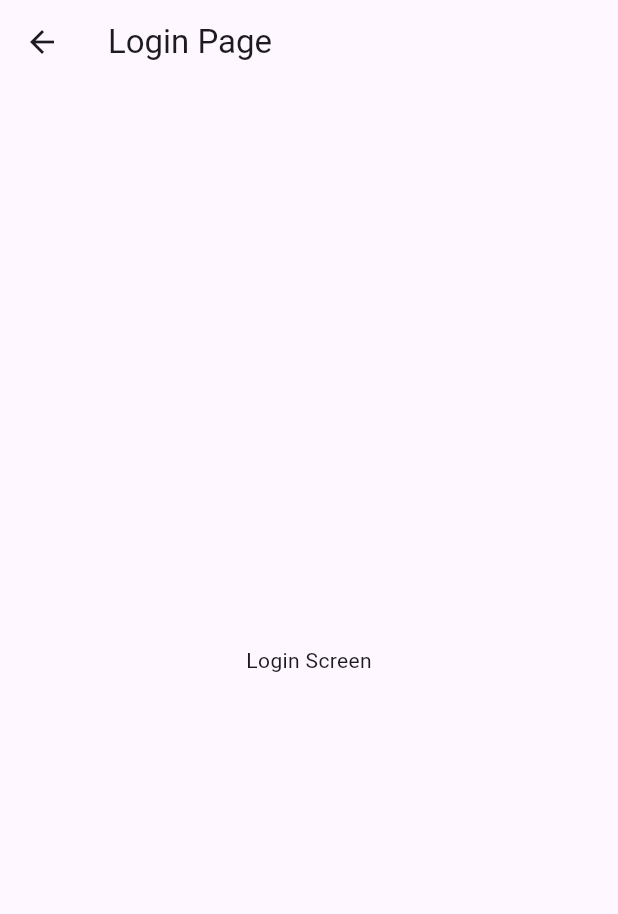
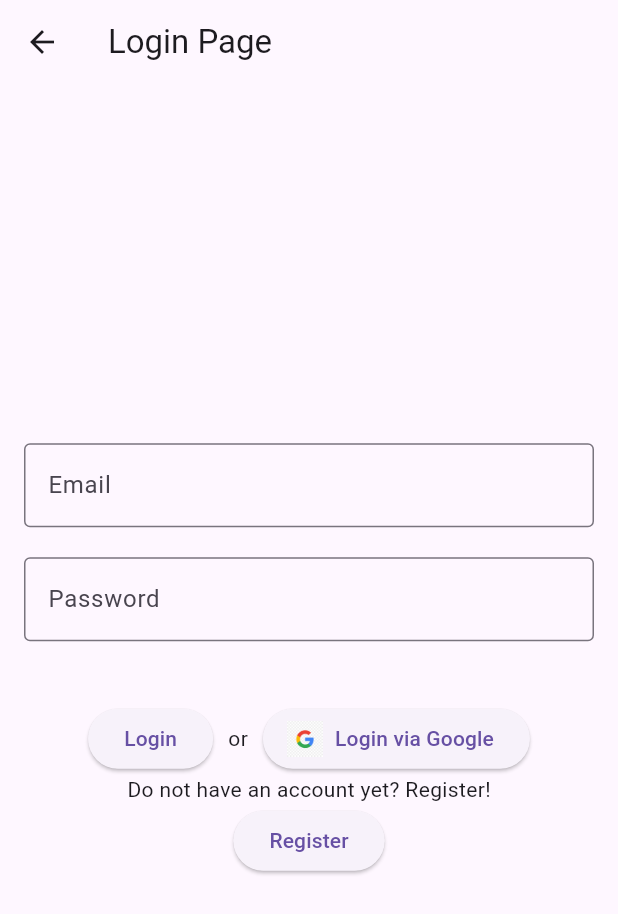
Before and after one commit to BadzoNik/FinkiAid, a Flutter app: the screen it shows after launch, after a tap on "Login", on a phone screen of 412 x 824 dp. Shown: the top 914 px of the screen. Run offline on Flutter 3.47's test engine with Material 3 defaults, Android fonts, the phone set to English and light mode, and no system bars; our stand-ins replace firebase_auth, firebase_core, google_sign_in; accounts and stored records are empty; generated files the repository leaves out were written again; network calls fail.

Commit message:
firebase authentication and authorization

```diff
--- a/lib/HomePage.dart
+++ b/lib/HomePage.dart
@@ -1,10 +1,11 @@
+import 'package:firebase_auth/firebase_auth.dart';
 import 'package:flutter/material.dart';
 
-import 'LoginScreen.dart';
+import 'ProfileScreen.dart';
+import 'firebase_auth/LoginScreen.dart';
 import 'ProfessorsScreen.dart';
-import 'RegisterScreen.dart';
+import 'firebase_auth/RegisterScreen.dart';
 import 'SubjectsScreen.dart';
-
 
 class HomePage extends StatefulWidget {
   const HomePage({super.key});
@@ -14,66 +15,70 @@ class HomePage extends StatefulWidget {
 }
 
 class _HomePageState extends State<HomePage> {
+  final FirebaseAuth _firebaseAuth = FirebaseAuth.instance;
+  bool isLoggedIn = false;
+
+  @override
+  void initState() {
+    super.initState();
+    _updateAuthState();
+    }
+
+    void _updateAuthState() {
+      FirebaseAuth.instance.authStateChanges().listen((User? user) {
+        setState(() {
+          isLoggedIn = user != null;
+        });
+      });
+    }
+
     @override
     Widget build(BuildContext context) {
       return Scaffold(
         appBar: AppBar(
           title: const Text('Home Page'),
+          actions: [
+            IconButton(
+              onPressed: () async {
+                if (!isLoggedIn) {
+                  Navigator.of(context).pushNamed('/login');
+                } else {
+                  Navigator.of(context).pushNamed('/profile');
+                }
+              },
+              icon: isLoggedIn
+                  ? const Icon(Icons.person_rounded)
+                  : const Icon(Icons.person_off_rounded),
+            )
+          ],
       ),
       body: Center(
           child: Column(
         children: [
           TextButton(
               onPressed: () {
-                  Navigator.push(
-                      context,
-                      MaterialPageRoute(
-                          builder: (context) => const SubjectsScreen()
-                      )
-                  );
+                Navigator.of(context).pushNamed('/subjects');
               },
               child: const Text('Subjects')
           ),
           TextButton(
               onPressed: () {
-                  Navigator.push(
-                    context,
-                    MaterialPageRoute(
-                        builder: (context) => const ProfessorsScreen()
-                    )
-                  );
+                Navigator.of(context).pushNamed('/professors');
               },
               child: const Text('Professors')
           ),
+          if (!isLoggedIn)
             Row(
               children: [
                 TextButton(
                     onPressed: () {
-                      Navigator.push(
-                          context,
-                          MaterialPageRoute(
-                              builder: (context) => const LoginScreen()
-                          )
-                      );
+                      Navigator.of(context).pushNamed('/login');
                     },
-                    child: const Text('Login')
-                ),
-                TextButton(
-                    onPressed: () {
-                      Navigator.push(
-                          context,
-                          MaterialPageRoute(
-                              builder: (context) => const RegisterScreen()
-                          )
-                      );
-                    },
-                    child: const Text('Register')
-                )
+                    child: const Text('Login'))
               ],
             ),
         ],
-        )
-      ),
+      )),
     );
   }
 }
--- a/lib/LoginScreen.dart
+++ /dev/null
@@ -1,23 +0,0 @@
-import 'package:flutter/material.dart';
-
-
-class LoginScreen extends StatefulWidget {
-  const LoginScreen({super.key});
-
-  @override
-  State<LoginScreen> createState() => _LoginScreenState();
-}
-
-class _LoginScreenState extends State<LoginScreen> {
-  @override
-  Widget build(BuildContext context) {
-    return Scaffold(
-      appBar: AppBar(
-        title: const Text('Login Page'),
-      ),
-      body: Center(
-        child: const Text('Login Screen'),
-      ),
-    );
-  }
-}
--- /dev/null
+++ b/lib/firebase_auth/LoginScreen.dart
@@ -0,0 +1,189 @@
+import 'package:finkiaid/HomePage.dart';
+import 'package:finkiaid/firebase_auth/RegisterScreen.dart';
+import 'package:firebase_auth/firebase_auth.dart';
+import 'package:flutter/material.dart';
+import 'package:google_sign_in/google_sign_in.dart';
+
+import '../model/UserFinki.dart';
+import '../service/user_management.dart';
+import 'Validations.dart';
+
+class LoginScreen extends StatefulWidget {
+  const LoginScreen({super.key});
+
+  @override
+  State<LoginScreen> createState() => _LoginScreenState();
+}
+
+class _LoginScreenState extends State<LoginScreen> {
+  final FirebaseAuth _auth = FirebaseAuth.instance;
+  final GlobalKey<FormState> _formKey = GlobalKey<FormState>();
+  final TextEditingController _emailController = TextEditingController();
+  final TextEditingController _passwordController = TextEditingController();
+
+  String _email = "";
+  String _password = "";
+  String _errorMessage = '';
+
+  @override
+  void initState() {
+    super.initState();
+    //signInWithGoogle();
+  }
+
+  void _handleLogin() async {
+    try {
+      await FirebaseAuth.instance
+          .signInWithEmailAndPassword(
+          email: _emailController.text,
+          password: _passwordController.text);
+      _errorMessage = '';
+      Navigator.of(context).pop();
+      Navigator.of(context).pushReplacementNamed('/home');
+    } on FirebaseAuthException catch (e) {
+      _errorMessage = e.message!;
+    }
+    setState(() {
+
+    });
+  }
+
+  @override
+  Widget build(BuildContext context) {
+    return Scaffold(
+      appBar: AppBar(
+        title: const Text('Login Page'),
+      ),
+      body: Center(
+        child: Padding(
+          padding: const EdgeInsets.all(16),
+          child: Form(
+            key: _formKey,
+            child: Column(
+              mainAxisAlignment: MainAxisAlignment.center,
+              children: [
+                TextFormField(
+                  controller: _emailController,
+                  keyboardType: TextInputType.emailAddress,
+                  decoration: const InputDecoration(
+                    border: OutlineInputBorder(),
+                    labelText: "Email",
+                  ),
+                  validator: Validations.validateEmail,
+                  onChanged: (value) {
+                    setState(() {
+                      _email = value;
+                    });
+                  },
+                ),
+                const SizedBox(height: 20),
+                TextFormField(
+                  controller: _passwordController,
+                  obscureText: true,
+                  decoration: const InputDecoration(
+                    border: OutlineInputBorder(),
+                    labelText: "Password",
+                  ),
+                  validator: Validations.validatePassword,
+                  onChanged: (value) {
+                    setState(() {
+                      _password = value;
+                    });
+                  },
+                ),
+                const SizedBox(
+                  height: 20,
+                ),
+                Column(
+                  children: [
+                    Center(
+                      child: Text(_errorMessage,
+                          style: const TextStyle(color: Colors.red)),
+                    ),
+                    Center(
+                      child: Row(
+                        mainAxisAlignment: MainAxisAlignment.center,
+                        children: [
+                          ElevatedButton(
+                            onPressed: () async {
+                              //back stack na activities !!
+                              if (_formKey.currentState!.validate()) {
+                                _handleLogin();
+                              }
+                            },
+                            child: Text("Login"),
+                          ),
+                          SizedBox(width: 10), // Add space between buttons
+                          Text('or'),
+                          SizedBox(width: 10), // Add space between buttons
+                          ElevatedButton.icon(
+                            onPressed: () async {
+                              signInWithGoogle();
+                            },
+                            icon: Image.asset(
+                                "assets/google_img.png",
+                                height: 24),
+                            label: const Text("Login via Google"),
+                          ),
+                        ],
+                      ),
+                    ),
+                    const Text('Do not have an account yet? Register!'),
+                    ElevatedButton(
+                      onPressed: () {
+                        Navigator.pushAndRemoveUntil(
+                            context,
+                            MaterialPageRoute(
+                              builder: (context) => const RegisterScreen(),
+                            ),
+                            (route) => route.isFirst);
+                      },
+                      child: const Text("Register"),
+                    )
+                  ],
+                ),
+              ],
+            ),
+          ),
+        ),
+      ),
+    );
+  }
+
+  signInWithGoogle() async {
+    GoogleSignInAccount? googleUser = await GoogleSignIn().signIn();
+
+    GoogleSignInAuthentication? googleAuth = await googleUser?.authentication;
+
+    AuthCredential credential = GoogleAuthProvider.credential(
+        accessToken: googleAuth?.accessToken, idToken: googleAuth?.idToken);
+
+    final UserCredential userCredential =
+    await _auth.signInWithCredential(credential);
+
+    // Extract user information
+    final User? user = userCredential.user;
+    final String? displayName = user?.displayName;
+    final String? email = user?.email;
+
+    if (user != null && email != null && displayName != null) {
+      List<String> nameParts = displayName.split(' ');
+      String firstName = nameParts.first;
+      String lastName = nameParts.length > 1 ? nameParts.last : '';
+
+      if(nameParts.length == 0) {
+        firstName = displayName;
+        lastName = "";
+      }
+
+      UserManagement().storeNewUser(UserFinki(
+        name: firstName,
+        surname: lastName,
+        email: email,
+        password: '',
+          userRole: UserRole.user
+      ), context);
+    }
+
+  }
+}
--- a/lib/main.dart
+++ b/lib/main.dart
@@ -1,8 +1,18 @@
+import 'package:finkiaid/ProfessorsScreen.dart';
+import 'package:finkiaid/ProfileScreen.dart';
+import 'package:finkiaid/SubjectsScreen.dart';
+import 'package:finkiaid/firebase_auth/LoginScreen.dart';
+import 'package:finkiaid/firebase_auth/RegisterScreen.dart';
 import 'package:flutter/material.dart';
-
+import 'package:firebase_core/firebase_core.dart';
+import 'firebase_auth/firebase_options.dart';
 import 'HomePage.dart';
 
-void main() {
+void main() async {
+  WidgetsFlutterBinding.ensureInitialized();
+  await Firebase.initializeApp(
+    options: DefaultFirebaseOptions.currentPlatform,
+  );
   runApp(const MyApp());
 }
 
@@ -17,6 +27,14 @@ class MyApp extends StatelessWidget {
       theme: ThemeData(
       ),
       home: const HomePage(),
+      routes: <String, WidgetBuilder>{
+        '/home': (BuildContext context) => HomePage(),
+        '/subjects': (BuildContext context) => SubjectsScreen(),
+        '/professors': (BuildContext context) => ProfessorsScreen(),
+        '/profile': (BuildContext context) => ProfileScreen(),
+        '/login': (BuildContext context) => LoginScreen(),
+        '/register': (BuildContext context) => RegisterScreen()
+      },
     );
   }
 }
```
Also changed, not shown: lib/RegisterScreen.dart (deleted, +0 -23 lines), lib/firebase_auth/RegisterScreen.dart (added, +203 -0 lines), pubspec.yaml (+6 -3 lines), assets/google_img.png (added). Lines whose indentation alone changed are shown as unchanged.
